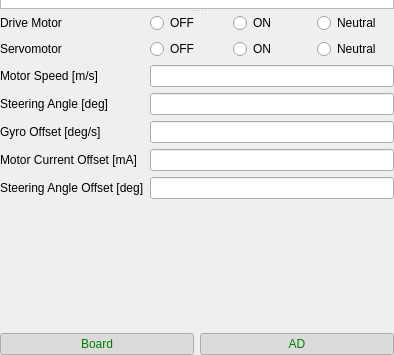
Qt form rc110_rviz_panel/src/rc110_panel.ui (zmp/robocar110_ros) before a commit; both pictures show x 0 to 394 and y 315 to 670 of the 394 by 670 pixel window.
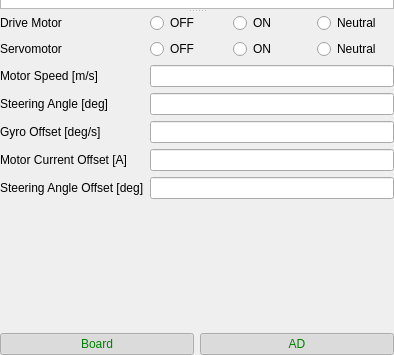
The same form after that commit.

Commit message: IZ-33 offset settings

```diff
--- a/rc110_rviz_panel/src/rc110_panel.ui
+++ b/rc110_rviz_panel/src/rc110_panel.ui
@@ -169,7 +169,7 @@
        <item row="8" column="0">
         <widget class="QLabel" name="motorCurrentOffsetLabel">
          <property name="text">
-          <string>Motor Current Offset [mA]</string>
+          <string>Motor Current Offset [A]</string>
          </property>
         </widget>
        </item>
```
Left out of the diff: 10 changed lines with no effect on the pictures. The commit also changes 4 other files.
